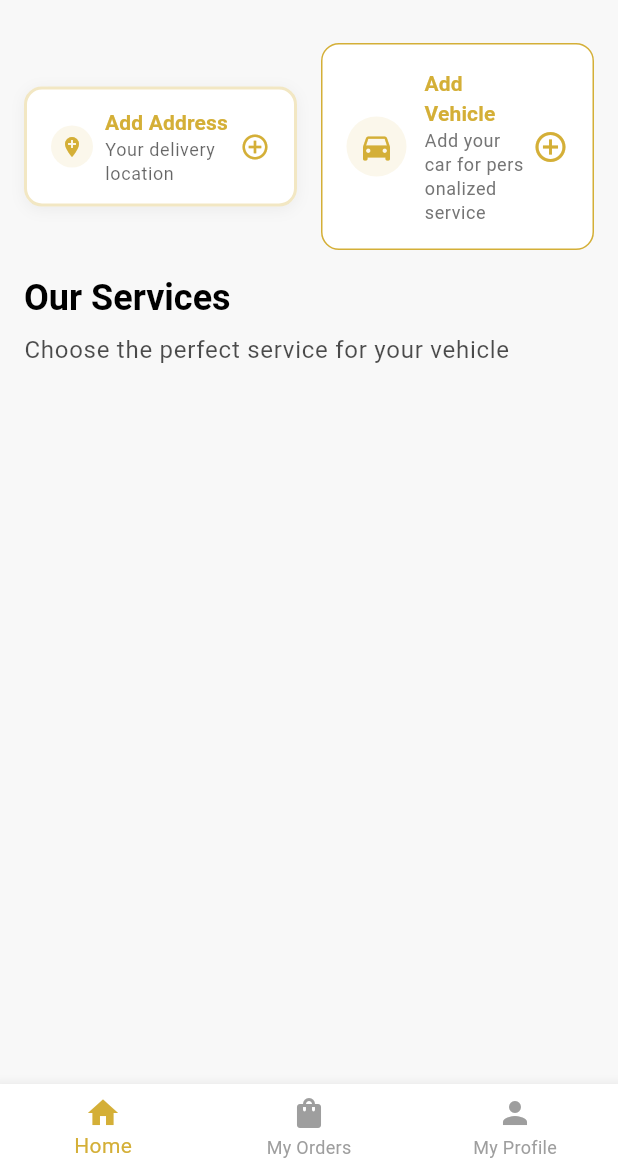
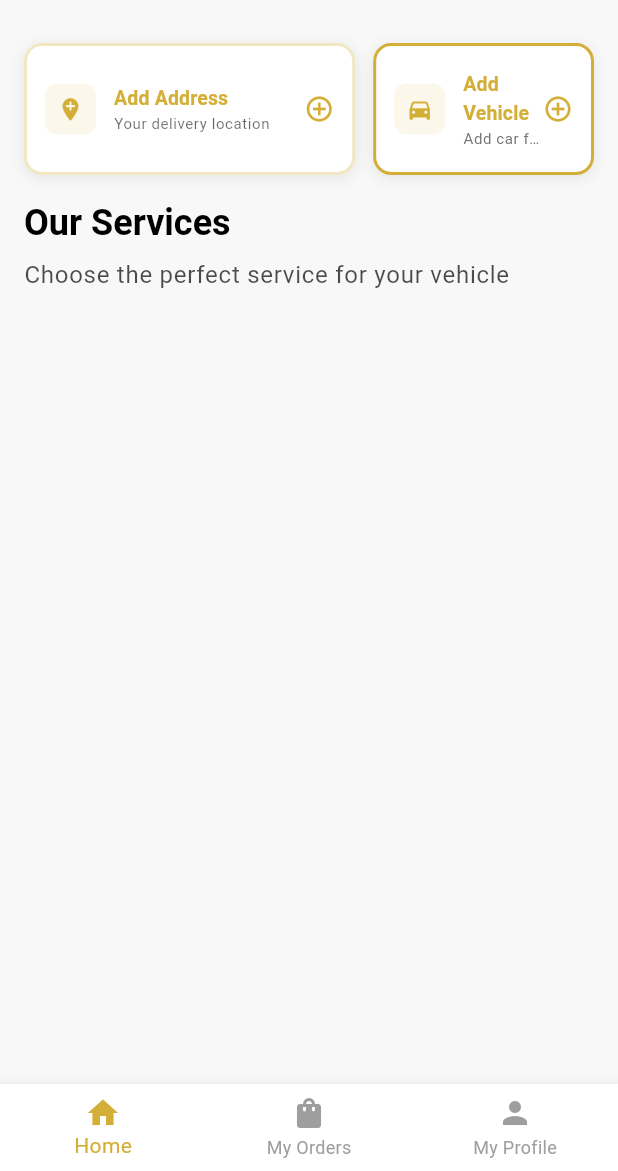
Before and after one commit to bhau23/carsnan-flutter, a Flutter app: the DashboardView screen opened directly, on a phone screen of 412 x 824 dp, the part 65-1236 px from its top. Run offline on Flutter 3.47's test engine with Material 3 defaults, Android fonts, the phone set to English and light mode, and no system bars; our stand-ins replace bloc, cloud_firestore, dartz, equatable, firebase_auth, firebase_core and 11 more; accounts and stored records are empty.

Commit message:
i have fixed the size of add vehicle and add adress card in dashboard when it is in the initial satge when data is not added on them

```diff
--- a/lib/features/address/presentation/widgets/address_selector_widget.dart
+++ b/lib/features/address/presentation/widgets/address_selector_widget.dart
@@ -48,20 +48,18 @@ class _AddressSelectorWidget extends StatelessWidget {
       onTap: () => _showAddressBottomSheet(context),
       borderRadius: BorderRadius.circular(AppSizes.mediumRadius),
       child: Container(
-        padding: const EdgeInsets.symmetric(
-          horizontal: AppSizes.mediumPadding,
-          vertical: 12,
-        ),
+        height: double.infinity, // Fill the parent container height
+        padding: const EdgeInsets.all(12),
         decoration: BoxDecoration(
           color: theme.colorScheme.surface,
           borderRadius: BorderRadius.circular(AppSizes.mediumRadius),
           border: Border.all(
             color: theme.colorScheme.primary.withValues(alpha: 0.2),
-            width: 1,
+            width: 1.5,
           ),
           boxShadow: [
             BoxShadow(
-              color: Colors.black.withValues(alpha: 0.05),
+              color: Colors.black.withValues(alpha: 0.08),
               blurRadius: 8,
               offset: const Offset(0, 2),
             ),
@@ -70,22 +68,22 @@ class _AddressSelectorWidget extends StatelessWidget {
         child: Row(
           children: [
             Container(
-              padding: const EdgeInsets.all(6),
+              padding: const EdgeInsets.all(8),
               decoration: BoxDecoration(
                 color: theme.colorScheme.primary,
-                shape: BoxShape.circle,
+                borderRadius: BorderRadius.circular(8),
               ),
               child: const Icon(
                 Icons.location_on,
                 color: Colors.white,
-                size: 16,
+                size: 18,
               ),
             ),
-            const SizedBox(width: 8),
+            const SizedBox(width: 12),
             Expanded(
               child: Column(
                 crossAxisAlignment: CrossAxisAlignment.start,
-                mainAxisSize: MainAxisSize.min,
+                mainAxisAlignment: MainAxisAlignment.center,
                 children: [
                   Text(
                     address.title.isNotEmpty
@@ -94,16 +92,17 @@ class _AddressSelectorWidget extends StatelessWidget {
                     style: theme.textTheme.titleSmall?.copyWith(
                       fontWeight: FontWeight.bold,
                       color: theme.colorScheme.onSurface,
-                      fontSize: 14,
+                      fontSize: 13,
                     ),
                     maxLines: 1,
                     overflow: TextOverflow.ellipsis,
                   ),
+                  const SizedBox(height: 1),
                   Text(
                     address.displayAddress,
                     style: theme.textTheme.bodySmall?.copyWith(
                       color: theme.colorScheme.onSurface.withValues(alpha: 0.6),
-                      fontSize: 12,
+                      fontSize: 10,
                     ),
                     maxLines: 1,
                     overflow: TextOverflow.ellipsis,
@@ -144,10 +143,8 @@ class _AddAddressButtonWidget extends StatelessWidget {
       onTap: () => _showAddAddressPage(context),
       borderRadius: BorderRadius.circular(AppSizes.mediumRadius),
       child: Container(
-        padding: const EdgeInsets.symmetric(
-          horizontal: AppSizes.mediumPadding,
-          vertical: 12,
-        ),
+        height: double.infinity, // Fill the parent container height
+        padding: const EdgeInsets.all(12),
         decoration: BoxDecoration(
           color: theme.colorScheme.surface,
           borderRadius: BorderRadius.circular(AppSizes.mediumRadius),
@@ -157,7 +154,7 @@ class _AddAddressButtonWidget extends StatelessWidget {
           ),
           boxShadow: [
             BoxShadow(
-              color: Colors.black.withValues(alpha: 0.05),
+              color: Colors.black.withValues(alpha: 0.08),
               blurRadius: 8,
               offset: const Offset(0, 2),
             ),
@@ -166,36 +163,37 @@ class _AddAddressButtonWidget extends StatelessWidget {
         child: Row(
           children: [
             Container(
-              padding: const EdgeInsets.all(6),
+              padding: const EdgeInsets.all(8),
               decoration: BoxDecoration(
                 color: theme.colorScheme.primary.withValues(alpha: 0.1),
-                shape: BoxShape.circle,
+                borderRadius: BorderRadius.circular(8),
               ),
               child: Icon(
                 Icons.add_location,
                 color: theme.colorScheme.primary,
-                size: 16,
+                size: 18,
               ),
             ),
-            const SizedBox(width: 8),
+            const SizedBox(width: 12),
             Expanded(
               child: Column(
                 crossAxisAlignment: CrossAxisAlignment.start,
-                mainAxisSize: MainAxisSize.min,
+                mainAxisAlignment: MainAxisAlignment.center,
                 children: [
                   Text(
                     'Add Address',
                     style: theme.textTheme.titleSmall?.copyWith(
                       fontWeight: FontWeight.bold,
                       color: theme.colorScheme.primary,
-                      fontSize: 14,
+                      fontSize: 13,
                     ),
                   ),
+                  const SizedBox(height: 1),
                   Text(
                     'Your delivery location',
                     style: theme.textTheme.bodySmall?.copyWith(
                       color: theme.colorScheme.onSurface.withValues(alpha: 0.6),
-                      fontSize: 12,
+                      fontSize: 10,
                     ),
                   ),
                 ],
--- a/lib/features/car/presentation/widgets/add_car_button.dart
+++ b/lib/features/car/presentation/widgets/add_car_button.dart
@@ -52,14 +52,15 @@ class _LiveVehicleDisplay extends StatelessWidget {
       onTap: () => context.push('/cars'),
       borderRadius: BorderRadius.circular(12),
       child: Container(
+        height: double.infinity, // Fill the parent container height
         padding: const EdgeInsets.all(12),
         decoration: BoxDecoration(
           color: Colors.white,
           borderRadius: BorderRadius.circular(12),
-          border: Border.all(color: Colors.grey[300]!),
+          border: Border.all(color: Colors.grey[300]!, width: 1.5),
           boxShadow: [
             BoxShadow(
-              color: Theme.of(context).primaryColor.withValues(alpha: 0.1),
+              color: Theme.of(context).primaryColor.withValues(alpha: 0.08),
               blurRadius: 8,
               offset: const Offset(0, 2),
             ),
@@ -71,7 +72,7 @@ class _LiveVehicleDisplay extends StatelessWidget {
               padding: const EdgeInsets.all(8),
               decoration: BoxDecoration(
                 color: Theme.of(context).primaryColor.withValues(alpha: 0.1),
-                shape: BoxShape.circle,
+                borderRadius: BorderRadius.circular(8),
               ),
               child: Text(car.type.icon, style: const TextStyle(fontSize: 20)),
             ),
@@ -79,20 +80,23 @@ class _LiveVehicleDisplay extends StatelessWidget {
             Expanded(
               child: Column(
                 crossAxisAlignment: CrossAxisAlignment.start,
-                mainAxisSize: MainAxisSize.min,
+                mainAxisAlignment: MainAxisAlignment.center,
                 children: [
                   Text(
                     car.nickname ?? car.make,
                     style: Theme.of(context).textTheme.titleSmall?.copyWith(
                       fontWeight: FontWeight.bold,
+                      fontSize: 13,
                     ),
                     overflow: TextOverflow.ellipsis,
                     maxLines: 1,
                   ),
+                  const SizedBox(height: 1),
                   Text(
                     car.model,
                     style: Theme.of(context).textTheme.bodySmall?.copyWith(
                       color: Colors.grey[600],
+                      fontSize: 10,
                     ),
                     overflow: TextOverflow.ellipsis,
                     maxLines: 1,
@@ -115,14 +119,22 @@ class _AddCarButtonWidget extends StatelessWidget {
       onTap: () => context.push('/cars'),
       borderRadius: BorderRadius.circular(12),
       child: Container(
-        padding: const EdgeInsets.all(16),
+        height: double.infinity, // Fill the parent container height
+        padding: const EdgeInsets.all(12),
         decoration: BoxDecoration(
           color: Colors.white,
           borderRadius: BorderRadius.circular(12),
           border: Border.all(
             color: Theme.of(context).primaryColor,
-            style: BorderStyle.solid,
+            width: 2,
           ),
+          boxShadow: [
+            BoxShadow(
+              color: Colors.black.withValues(alpha: 0.08),
+              blurRadius: 8,
+              offset: const Offset(0, 2),
+            ),
+          ],
         ),
         child: Row(
           children: [
@@ -130,32 +142,39 @@ class _AddCarButtonWidget extends StatelessWidget {
               padding: const EdgeInsets.all(8),
               decoration: BoxDecoration(
                 color: Theme.of(context).primaryColor.withValues(alpha: 0.1),
-                shape: BoxShape.circle,
+                borderRadius: BorderRadius.circular(8),
               ),
               child: Icon(
                 Icons.directions_car,
                 color: Theme.of(context).primaryColor,
-                size: 24,
+                size: 18,
               ),
             ),
             const SizedBox(width: 12),
             Expanded(
               child: Column(
                 crossAxisAlignment: CrossAxisAlignment.start,
-                mainAxisSize: MainAxisSize.min,
+                mainAxisAlignment: MainAxisAlignment.center,
                 children: [
                   Text(
                     'Add Vehicle',
                     style: Theme.of(context).textTheme.titleSmall?.copyWith(
                       fontWeight: FontWeight.bold,
                       color: Theme.of(context).primaryColor,
+                      fontSize: 13,
                     ),
                   ),
+                  const SizedBox(height: 1),
                   Text(
-                    'Add your car for personalized service',
+                    'Add car for service',
                     style: Theme.of(
                       context,
-                    ).textTheme.bodySmall?.copyWith(color: Colors.grey[600]),
+                    ).textTheme.bodySmall?.copyWith(
+                      color: Colors.grey[600],
+                      fontSize: 10,
+                    ),
+                    maxLines: 1,
+                    overflow: TextOverflow.ellipsis,
                   ),
                 ],
               ),
@@ -163,7 +182,7 @@ class _AddCarButtonWidget extends StatelessWidget {
             Icon(
               Icons.add_circle_outline,
               color: Theme.of(context).primaryColor,
-              size: 24,
+              size: 20,
             ),
           ],
         ),
--- a/lib/features/dashboard/presentation/widgets/top_action_bar.dart
+++ b/lib/features/dashboard/presentation/widgets/top_action_bar.dart
@@ -18,16 +18,23 @@ class TopActionBar extends StatelessWidget {
     return Padding(
       padding: const EdgeInsets.all(AppSizes.mediumPadding),
       child: Row(
-        mainAxisAlignment: MainAxisAlignment.spaceBetween,
         children: [
-          // Address selector
+          // Address selector - takes up slightly more space
           Expanded(
-            child: AddressSelector(),
+            flex: 3,
+            child: Container(
+              height: 88, // Increased height to accommodate content better
+              child: AddressSelector(),
+            ),
           ),
-          const SizedBox(width: AppSizes.mediumPadding),
-          // Vehicle selector
+          const SizedBox(width: 12),
+          // Vehicle selector - takes up slightly less space
           Expanded(
-            child: AddCarButton(),
+            flex: 2,
+            child: Container(
+              height: 88, // Increased height to accommodate content better
+              child: AddCarButton(),
+            ),
           ),
         ],
       ),
```
